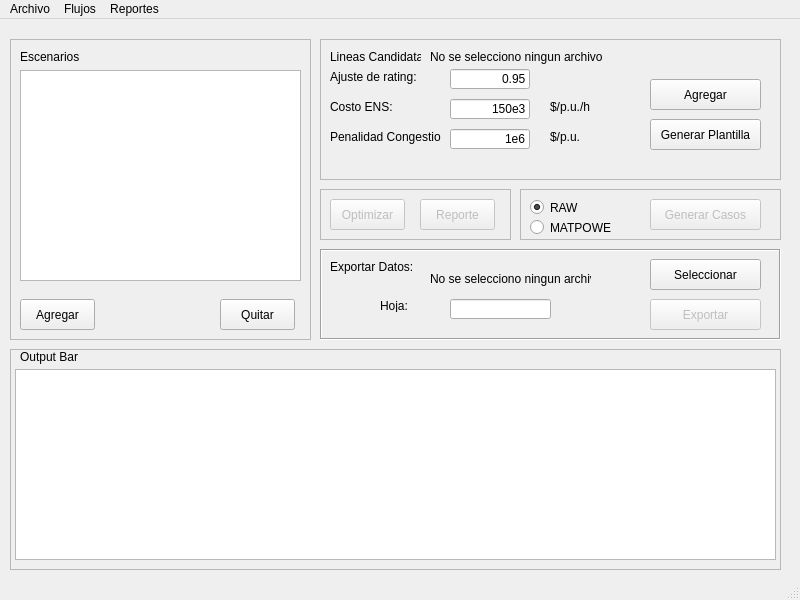
This is tnep/ui/UI.ui in jbarberia/TNEP.py as Qt 5 draws it before an edit. The edited form follows.
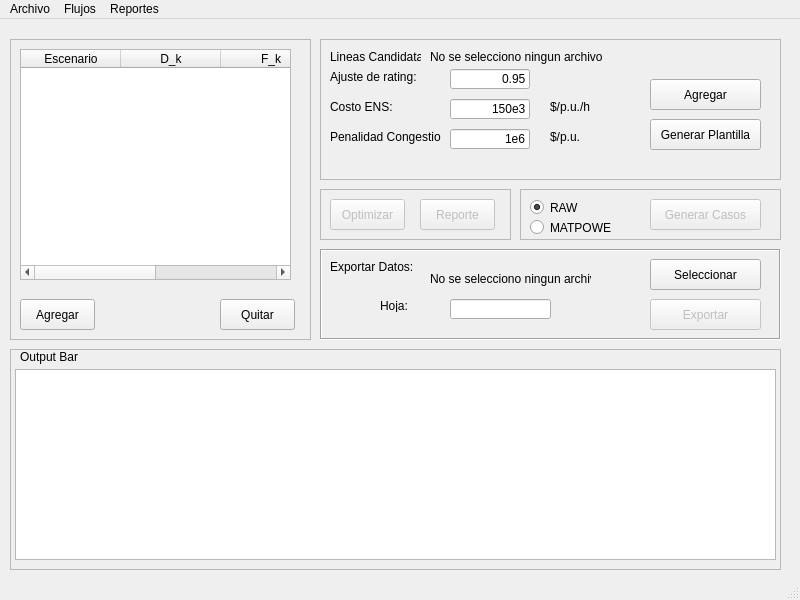
This is the edited form.

Commit message: Changes in UI for ENS support

```diff
--- a/tnep/ui/UI.ui
+++ b/tnep/ui/UI.ui
@@ -70,28 +70,35 @@
       <string>Quitar</string>
      </property>
     </widget>
-    <widget class="QListWidget" name="listCasos">
-     <property name="geometry">
-      <rect>
-       <x>10</x>
-       <y>31</y>
-       <width>281</width>
-       <height>211</height>
-      </rect>
-     </property>
-    </widget>
-    <widget class="QLabel" name="label_2">
+    <widget class="QTableWidget" name="tableCasos">
      <property name="geometry">
       <rect>
        <x>10</x>
        <y>10</y>
-       <width>61</width>
-       <height>16</height>
+       <width>271</width>
+       <height>231</height>
       </rect>
      </property>
-     <property name="text">
-      <string>Escenarios</string>
-     </property>
+     <column>
+      <property name="text">
+       <string>Escenario</string>
+      </property>
+     </column>
+     <column>
+      <property name="text">
+       <string>D_k</string>
+      </property>
+     </column>
+     <column>
+      <property name="text">
+       <string>F_k</string>
+      </property>
+     </column>
+     <column>
+      <property name="text">
+       <string>T_k</string>
+      </property>
+     </column>
     </widget>
    </widget>
    <widget class="QFrame" name="frame_2">
```
The commit also changes 7 other files.
